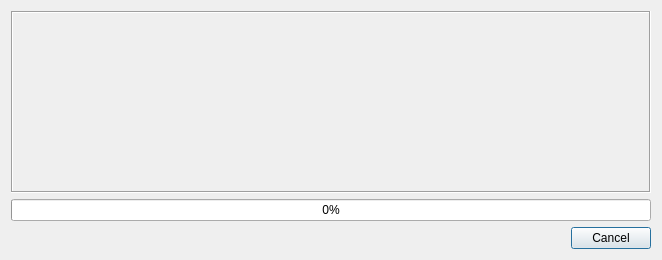
First picture: the form in src/db/databaseprogressdialog.ui, repository albar965/littlenavmap, before the edit.
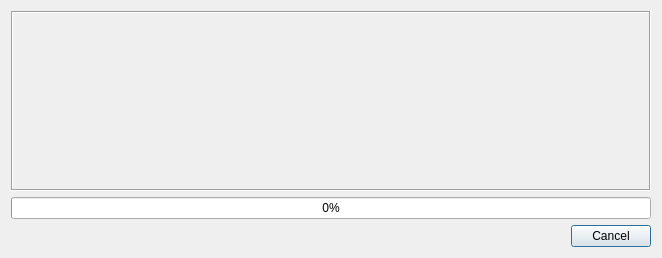
Second picture: the form after the edit.

```diff
--- a/src/db/databaseprogressdialog.ui
+++ b/src/db/databaseprogressdialog.ui
@@ -2,14 +2,6 @@
 <ui version="4.0">
  <class>DatabaseProgressDialog</class>
  <widget class="QDialog" name="DatabaseProgressDialog">
-  <property name="geometry">
-   <rect>
-    <x>0</x>
-    <y>0</y>
-    <width>658</width>
-    <height>260</height>
-   </rect>
-  </property>
   <property name="windowTitle">
    <string>Dialog</string>
   </property>
@@ -19,7 +11,7 @@
      <property name="minimumSize">
       <size>
        <width>640</width>
-       <height>120</height>
+       <height>180</height>
       </size>
      </property>
      <property name="frameShape">
```
